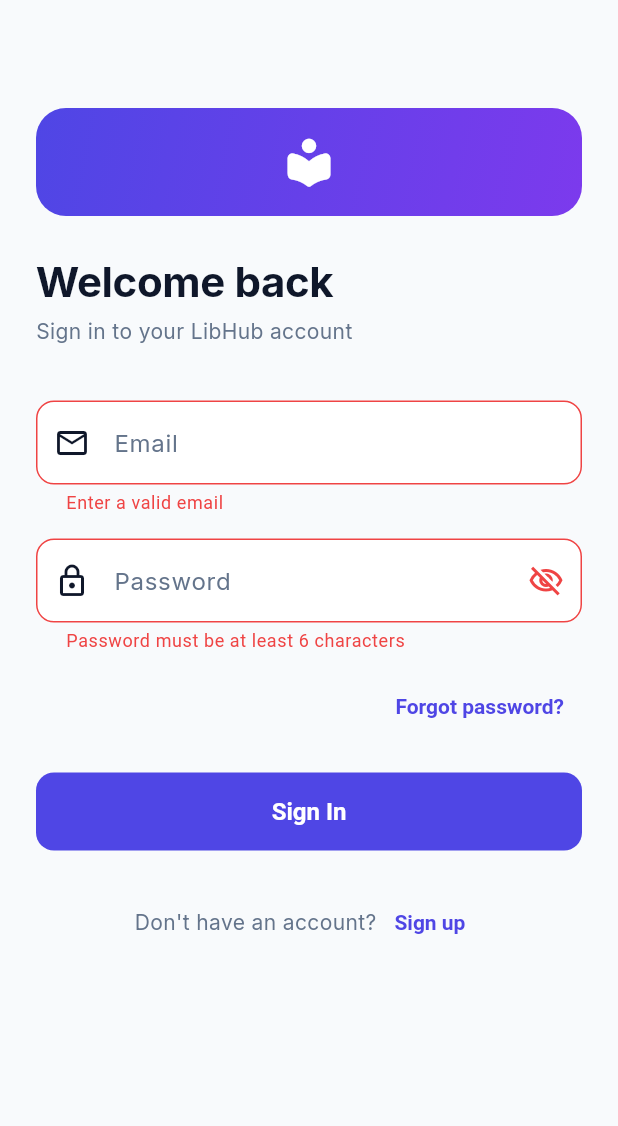
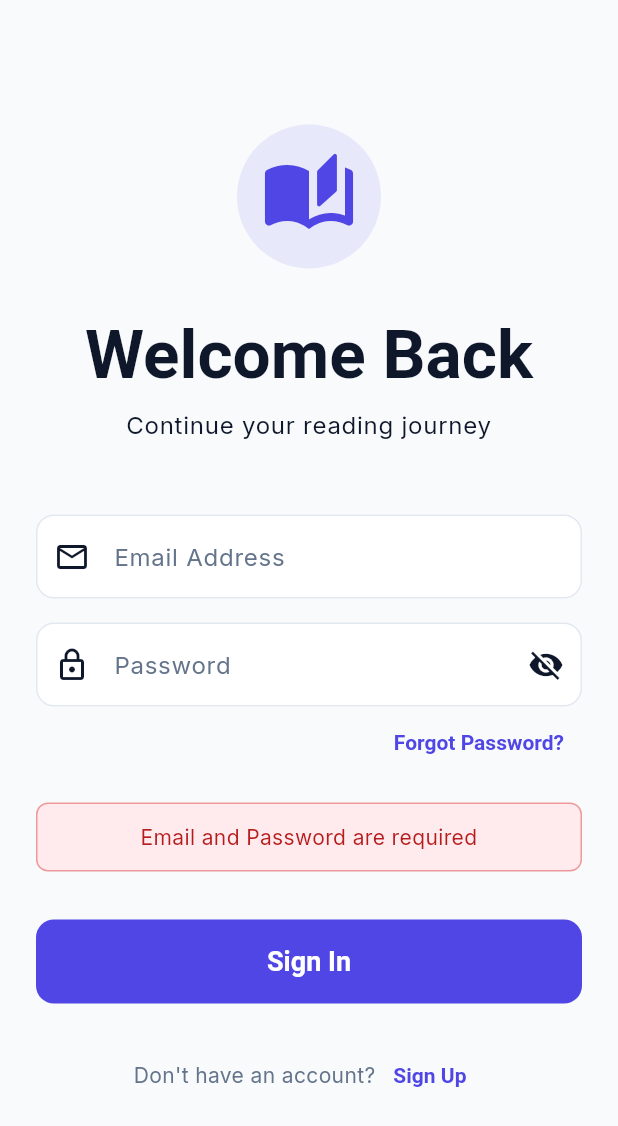
Before and after one commit to Vanshika5621/LibHub, a Flutter app: the screen it shows after launch, after a tap on "Sign In", on a phone screen of 412 x 824 dp. Shown: the top 1126 px of the screen. Run offline on Flutter 3.47's test engine with Material 3 defaults, Android fonts, the phone set to English and light mode, and no system bars; our stand-ins replace google_fonts, percent_indicator, supabase_flutter; missing offline and left inert: razorpay_flutter; accounts and stored records are empty.

```diff
--- a/frontend/lib/screens/auth/login_screen.dart
+++ b/frontend/lib/screens/auth/login_screen.dart
@@ -13,7 +13,6 @@
 }
 
 class _LoginScreenState extends State<LoginScreen> {
-  final _formKey = GlobalKey<FormState>();
   final _emailCtrl = TextEditingController();
   final _passwordCtrl = TextEditingController();
   bool _obscure = true;
@@ -28,19 +27,37 @@
   }
 
   Future<void> _submit() async {
-    if (!_formKey.currentState!.validate()) return;
-    setState(() { _loading = true; _errorMsg = null; });
+    final email = _emailCtrl.text.trim();
+    final password = _passwordCtrl.text;
+
+    if (email.isEmpty || password.isEmpty) {
+      setState(() => _errorMsg = 'Email and Password are required');
+      return;
+    }
+
+    setState(() {
+      _loading = true;
+      _errorMsg = null;
+    });
+
     try {
       final state = context.read<AppState>();
-      await state.service.signOut();
-      await state.service.signIn(_emailCtrl.text.trim(), _passwordCtrl.text);
+
+      // Attempt Sign In
+      await state.service.signIn(email, password);
+
+      // Load Data
       await state.loadUserData();
 
       if (state.isLoggedIn && state.profile == null) {
-        throw Exception('Account found, but profile data is missing. Please contact support.');
+        throw Exception('Profile not found. Please register again or contact support.');
       }
     } catch (e) {
-      setState(() { _errorMsg = e.toString().replaceAll('Exception: ', ''); });
+      setState(() {
+        _errorMsg = e.toString().contains('Invalid login credentials')
+            ? 'Invalid email or password'
+            : e.toString().replaceAll('Exception: ', '');
+      });
     } finally {
       if (mounted) setState(() { _loading = false; });
     }
@@ -49,110 +66,104 @@
   @override
   Widget build(BuildContext context) {
     final theme = Theme.of(context);
-    final isDark = theme.brightness == Brightness.dark;
 
     return Scaffold(
       body: SafeArea(
+        child: Center(
           child: SingleChildScrollView(
-          padding: const EdgeInsets.all(24),
+            padding: const EdgeInsets.symmetric(horizontal: 24),
             child: Column(
+              mainAxisAlignment: MainAxisAlignment.center,
               crossAxisAlignment: CrossAxisAlignment.stretch,
               children: [
+                // Logo
+                Center(
+                  child: Container(
+                    padding: const EdgeInsets.all(16),
+                    decoration: BoxDecoration(
+                      color: AppTheme.primaryColor.withOpacity(0.1),
+                      shape: BoxShape.circle,
+                    ),
+                    child: const Icon(Icons.auto_stories_rounded, color: AppTheme.primaryColor, size: 64),
+                  ),
+                ),
+                const SizedBox(height: 32),
+                Text('Welcome Back', style: theme.textTheme.displayMedium?.copyWith(fontWeight: FontWeight.bold), textAlign: TextAlign.center),
+                const SizedBox(height: 8),
+                Text('Continue your reading journey', style: theme.textTheme.bodyLarge, textAlign: TextAlign.center),
                 const SizedBox(height: 48),
-              // Logo & Title
-              Container(
-                width: 72,
-                height: 72,
-                decoration: BoxDecoration(
-                  gradient: const LinearGradient(
-                    colors: [AppTheme.primaryColor, Color(0xFF7C3AED)],
-                    begin: Alignment.topLeft,
-                    end: Alignment.bottomRight,
-                  ),
-                  borderRadius: BorderRadius.circular(20),
-                ),
-                child: const Icon(Icons.local_library_rounded, color: Colors.white, size: 38),
-              ),
-              const SizedBox(height: 28),
-              Text('Welcome back', style: theme.textTheme.displayLarge?.copyWith(fontSize: 28)),
-              const SizedBox(height: 8),
-              Text('Sign in to your LibHub account', style: theme.textTheme.bodyMedium),
-              const SizedBox(height: 36),
-              // Form
-              Form(
-                key: _formKey,
-                child: Column(
-                  children: [
-                    TextFormField(
+
+                // Email
+                TextField(
                   controller: _emailCtrl,
                   keyboardType: TextInputType.emailAddress,
                   decoration: const InputDecoration(
-                        labelText: 'Email',
+                    labelText: 'Email Address',
                     prefixIcon: Icon(Icons.email_outlined),
                   ),
-                      validator: (v) => v != null && v.contains('@') ? null : 'Enter a valid email',
                 ),
                 const SizedBox(height: 16),
-                    TextFormField(
+
+                // Password
+                TextField(
                   controller: _passwordCtrl,
                   obscureText: _obscure,
                   decoration: InputDecoration(
                     labelText: 'Password',
                     prefixIcon: const Icon(Icons.lock_outlined),
                     suffixIcon: IconButton(
-                          icon: Icon(_obscure ? Icons.visibility_off_outlined : Icons.visibility_outlined),
+                      icon: Icon(_obscure ? Icons.visibility_off : Icons.visibility),
                       onPressed: () => setState(() => _obscure = !_obscure),
                     ),
                   ),
-                      validator: (v) => v != null && v.length >= 6 ? null : 'Password must be at least 6 characters',
                 ),
-                  ],
-                ),
-              ),
-              const SizedBox(height: 12),
+
+                // Forgot Password
                 Align(
                   alignment: Alignment.centerRight,
                   child: TextButton(
                     onPressed: () => Navigator.push(context, MaterialPageRoute(builder: (_) => const ForgotPasswordScreen())),
-                  child: const Text('Forgot password?'),
+                    child: const Text('Forgot Password?'),
                   ),
                 ),
+
                 if (_errorMsg != null) ...[
-                const SizedBox(height: 8),
+                  const SizedBox(height: 16),
                   Container(
                     padding: const EdgeInsets.all(12),
                     decoration: BoxDecoration(
-                    color: AppTheme.errorColor.withOpacity(0.1),
-                    borderRadius: BorderRadius.circular(10),
-                    border: Border.all(color: AppTheme.errorColor.withOpacity(0.3)),
+                      color: Colors.red.shade50,
+                      borderRadius: BorderRadius.circular(8),
+                      border: Border.all(color: Colors.red.shade200),
                     ),
-                  child: Row(
-                    children: [
-                      const Icon(Icons.error_outline, color: AppTheme.errorColor, size: 18),
-                      const SizedBox(width: 8),
-                      Expanded(child: Text(_errorMsg!, style: const TextStyle(color: AppTheme.errorColor, fontSize: 13))),
+                    child: Text(_errorMsg!, style: TextStyle(color: Colors.red.shade900), textAlign: TextAlign.center),
+                  ),
                 ],
+
+                const SizedBox(height: 32),
+
+                // Sign In Button
+                SizedBox(
+                  height: 56,
+                  child: ElevatedButton(
+                    onPressed: _loading ? null : _submit,
+                    style: ElevatedButton.styleFrom(
+                      shape: RoundedRectangleBorder(borderRadius: BorderRadius.circular(12)),
+                    ),
+                    child: _loading
+                        ? const CircularProgressIndicator(color: Colors.white)
+                        : const Text('Sign In', style: TextStyle(fontSize: 18, fontWeight: FontWeight.bold)),
                   ),
                 ),
-              ],
-              const SizedBox(height: 20),
-              SizedBox(
-                height: 52,
-                child: ElevatedButton(
-                  onPressed: _loading ? null : _submit,
-                  child: _loading
-                      ? const SizedBox(height: 20, width: 20, child: CircularProgressIndicator(color: Colors.white, strokeWidth: 2))
-                      : const Text('Sign In'),
-                ),
-              ),
+
                 const SizedBox(height: 24),
                 Row(
                   mainAxisAlignment: MainAxisAlignment.center,
                   children: [
-                  Text("Don't have an account?", style: theme.textTheme.bodyMedium),
+                    const Text("Don't have an account?"),
                     TextButton(
-                    onPressed: () => Navigator.pushReplacement(context, MaterialPageRoute(builder: (_) => const RegisterScreen())),
-                    child: const Text('Sign up'),
+                      onPressed: () => Navigator.push(context, MaterialPageRoute(builder: (_) => const RegisterScreen())),
+                      child: const Text('Sign Up', style: TextStyle(fontWeight: FontWeight.bold)),
                     ),
                   ],
                 ),
@@ -160,6 +171,7 @@
             ),
           ),
         ),
+      ),
     );
   }
 }
--- a/frontend/lib/services/supabase_service.dart
+++ b/frontend/lib/services/supabase_service.dart
@@ -628,7 +628,7 @@
         publisher: 'Harriman House',
         description: 'Timeless lessons on wealth, greed, and happiness.',
         coverImage: 'https://images-na.ssl-images-amazon.com/images/I/71g2ednj0JL.jpg',
-        genre: 'Business',
+        genre: 'Non-Fiction',
         language: 'English',
         pages: 256,
         publishedYear: 2020,
@@ -648,7 +648,7 @@
         publisher: 'Ballantine Books',
         description: 'A lone astronaut must save humanity from extinction.',
         coverImage: 'https://images-na.ssl-images-amazon.com/images/I/81m1qm4F0aL.jpg',
-        genre: 'Technology',
+        genre: 'Science',
         language: 'English',
         pages: 496,
         publishedYear: 2021,
```
Also changed, not shown: frontend/lib/providers/app_state.dart (+36 -25 lines). Lines whose indentation alone changed are shown as unchanged.
